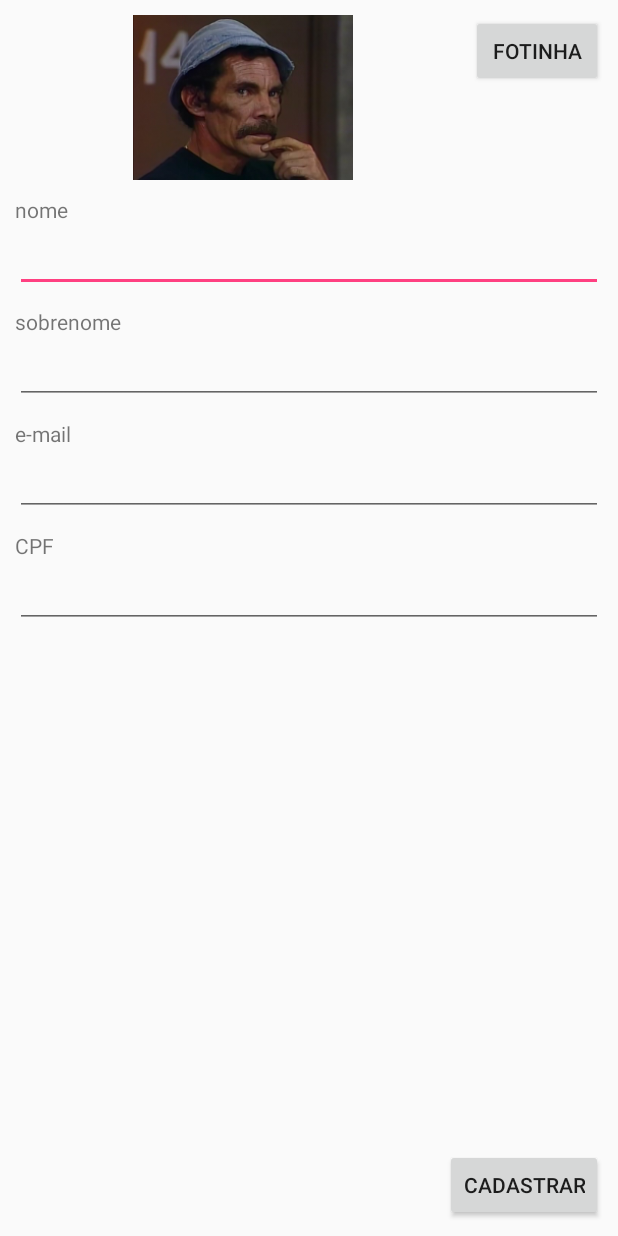
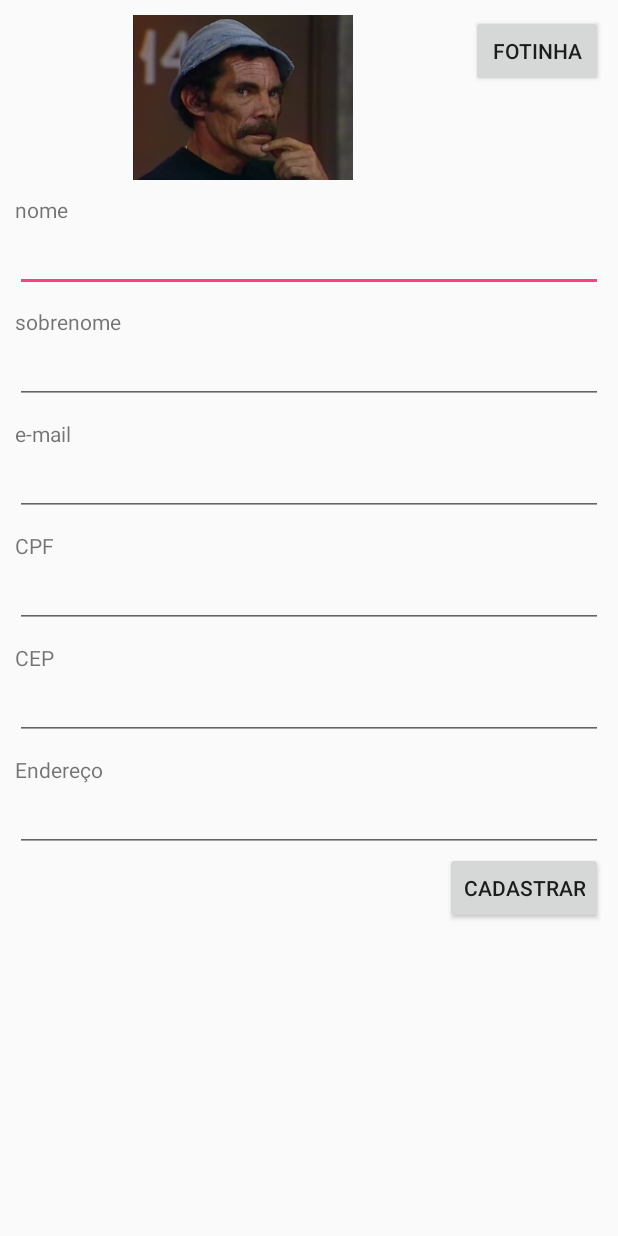
Before and after one commit to bandozia/Agenda, an Android app: the ContatoActivity screen opened directly, with no data from a screen before it, on a phone screen of 412 x 824 dp. Run offline under Robolectric (Android 15) with nearby library versions, the phone set to English and light mode, and no system bars.

Commit message:
inicio do service

```diff
--- a/app/src/main/AndroidManifest.xml
+++ b/app/src/main/AndroidManifest.xml
@@ -4,6 +4,7 @@
 
     <uses-permission android:name="android.permission.INTERNET" />
     <uses-permission android:name="android.permission.CAMERA" />
+    <uses-permission android:name="android.permission.RECORD_AUDIO" />
     <uses-permission android:name="android.permission.WRITE_EXTERNAL_STORAGE" />
     <uses-feature android:name="android.hardware.camera2" />
 
@@ -36,6 +37,7 @@
         <activity android:name=".app.controller.WebServiceActivity" />
         <activity android:name=".app.controller.PhotoActivity" />
 
+        <service android:name=".services.CepService" android:exported="false" />
 
     </application>
 
--- a/app/src/main/java/com/andozia/agenda/app/controller/BaseActivity.java
+++ b/app/src/main/java/com/andozia/agenda/app/controller/BaseActivity.java
@@ -42,9 +42,6 @@ public class BaseActivity extends AppCompatActivity {
                     new String[] {permission},
                     myPermissionRequest);
         }
-
-
-
     }
 
 }
--- a/app/src/main/java/com/andozia/agenda/app/controller/ContatoActivity.java
+++ b/app/src/main/java/com/andozia/agenda/app/controller/ContatoActivity.java
@@ -18,6 +18,7 @@ import android.widget.Toast;
 
 import com.andozia.agenda.R;
 import com.andozia.agenda.domain.ContatoDomain;
+import com.andozia.agenda.services.CepService;
 import com.andozia.contatolib.Contato;
 import com.andozia.contatolib.ContatoPF;
 
@@ -26,11 +27,15 @@ import java.net.URL;
 
 public class ContatoActivity extends Activity implements TextWatcher {
 
-    ImageView imageView;
-    EditText cpfEditText;
-    EditText nomeEdText,emailEdText,sobrenomeEdText;
-    Button salvarContatoBt;
-    Button deletarContatoBt;
+    private static final String SERVICE_KEY_CEP = "service_key_cep";
+
+    private ImageView imageView;
+    private EditText cpfEditText;
+    private EditText nomeEdText,emailEdText,sobrenomeEdText;
+    private Button salvarContatoBt;
+    private Button deletarContatoBt;
+    private EditText cepEditText;
+    private EditText enderecoEditTex;
 
     private boolean isUpdating;
     private ContatoPF contatoInstance;
@@ -48,6 +53,8 @@ public class ContatoActivity extends Activity implements TextWatcher {
         nomeEdText = (EditText) findViewById(R.id.edtxNome);
         emailEdText = (EditText) findViewById(R.id.edTxEmail);
         sobrenomeEdText = (EditText) findViewById(R.id.edTxSobrenome);
+        cepEditText = (EditText) findViewById(R.id.edTxCep);
+        enderecoEditTex = (EditText) findViewById(R.id.edTxEndereco);
 
         salvarContatoBt = (Button) findViewById(R.id.btCadastrarContato);
         deletarContatoBt = (Button) findViewById(R.id.btDeletarContato);
@@ -63,7 +70,7 @@ public class ContatoActivity extends Activity implements TextWatcher {
         }
 
 
-
+        cepEditText.setOnFocusChangeListener(new onCepFocus());
         cpfEditText.addTextChangedListener(this);
 
     }
@@ -222,6 +229,20 @@ public class ContatoActivity extends Activity implements TextWatcher {
             deletarContato(contatoInstance);
         }
     }
+
+    private class onCepFocus implements View.OnFocusChangeListener{
+
+        @Override
+        public void onFocusChange(View v, boolean hasFocus) {
+            if (!hasFocus){
+                if (cepEditText.getText() != null && !cepEditText.getText().toString().equals("")){
+                    Intent intent = new Intent(ContatoActivity.this, CepService.class);
+                    intent.putExtra(CepService.CEP_EXTRA, cepEditText.getText().toString());
+                    startService(intent);
+                }
+            }
+        }
+    }
 }
 
 /***Olhar:******
--- a/app/src/main/java/com/andozia/agenda/app/controller/WebServiceActivity.java
+++ b/app/src/main/java/com/andozia/agenda/app/controller/WebServiceActivity.java
@@ -118,3 +118,6 @@ public class WebServiceActivity extends BaseActivity {
     }
 
 }
+
+
+//olhar isso: https://stackoverflow.com/questions/4139288/android-how-to-handle-right-to-left-swipe-gestures
--- a/app/src/main/res/layout/contato_layout.xml
+++ b/app/src/main/res/layout/contato_layout.xml
@@ -1,5 +1,9 @@
 <?xml version="1.0" encoding="utf-8"?>
-<RelativeLayout xmlns:android="http://schemas.android.com/apk/res/android"
+<ScrollView android:layout_width="match_parent"
+    android:layout_height="match_parent"
+    xmlns:android="http://schemas.android.com/apk/res/android" >
+
+<RelativeLayout
     android:layout_width="match_parent" android:layout_height="match_parent"
     android:padding="10dp">
 
@@ -84,11 +88,43 @@
         android:maxLength="14"
         android:layout_below="@id/labelTelefone" />
 
+    <TextView
+        android:id="@+id/labelCep"
+        android:layout_width="wrap_content"
+        android:layout_height="wrap_content"
+        android:layout_below="@id/edTxCpf"
+        android:text="CEP"
+        android:layout_marginTop="10dp"/>
+
+    <EditText
+        android:id="@+id/edTxCep"
+        android:layout_width="match_parent"
+        android:layout_height="wrap_content"
+        android:inputType="numberDecimal"
+        android:maxLength="14"
+        android:layout_below="@id/labelCep" />
+
+    <TextView
+        android:id="@+id/labelEndereco"
+        android:layout_width="wrap_content"
+        android:layout_height="wrap_content"
+        android:layout_below="@id/edTxCep"
+        android:text="Endereço"
+        android:layout_marginTop="10dp"/>
+
+    <EditText
+        android:id="@+id/edTxEndereco"
+        android:layout_width="match_parent"
+        android:layout_height="wrap_content"
+        android:inputType="text"
+        android:layout_below="@id/labelEndereco" />
+
     <Button
         android:id="@+id/btCadastrarContato"
         android:layout_width="wrap_content"
         android:layout_height="wrap_content"
         android:text="CADASTRAR"
+        android:layout_below="@+id/edTxEndereco"
         android:layout_alignParentBottom="true"
         android:layout_alignParentRight="true"/>
 
@@ -97,8 +133,11 @@
         android:layout_width="wrap_content"
         android:layout_height="wrap_content"
         android:text="deletar"
+        android:layout_below="@+id/edTxEndereco"
         android:visibility="invisible"
         android:layout_alignParentBottom="true"/>
 
 
 </RelativeLayout>
+
+</ScrollView>
```
Also changed, not shown: app/src/main/java/com/andozia/agenda/domain/Cep.java (added, +27 -0 lines), app/src/main/java/com/andozia/agenda/services/CepService.java (added, +49 -0 lines), app/src/main/java/com/andozia/agenda/utils/Utils.java (+23 -0 lines).
